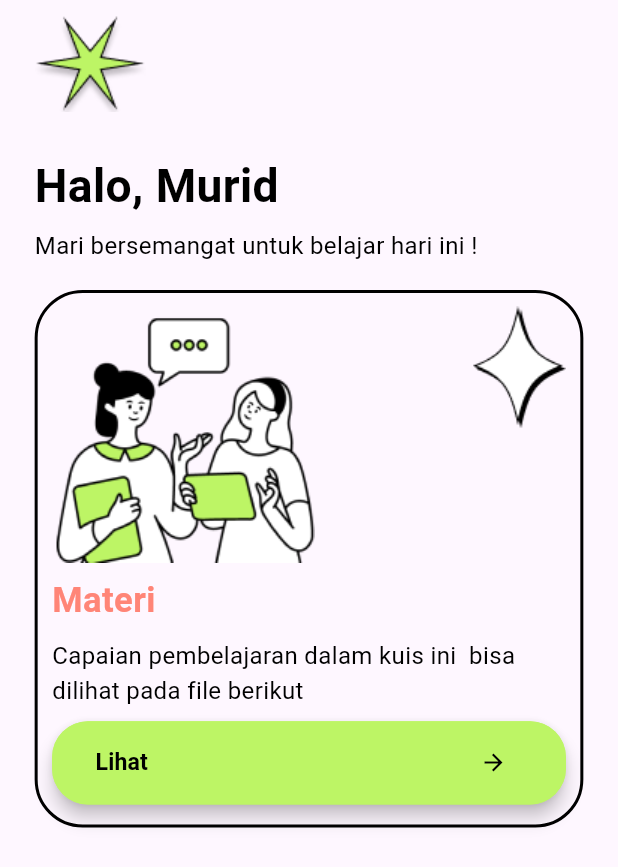
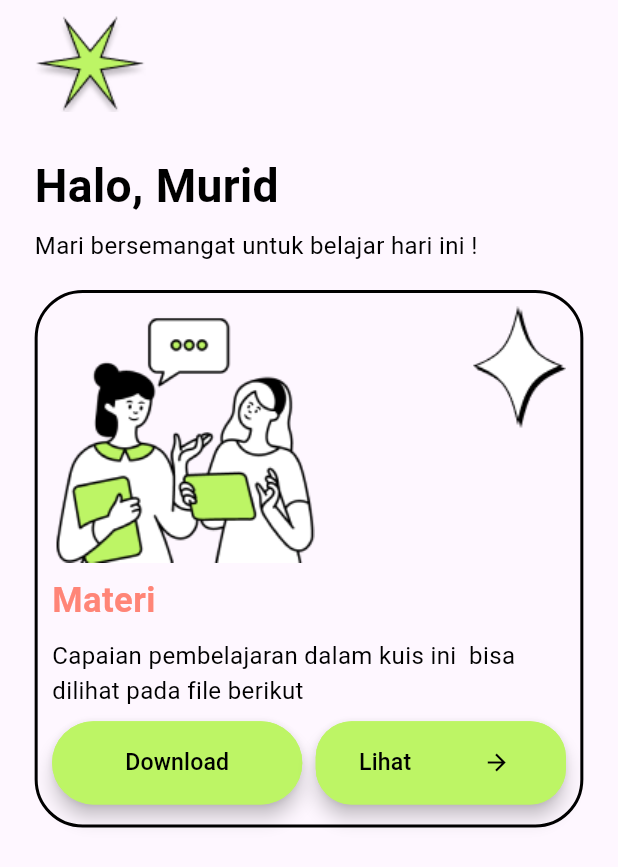
Before and after one commit to Ptrizy/Educode, a Flutter app: the LearningMateriScreen screen opened directly, on a phone screen of 412 x 824 dp. Shown: the top 867 px of the screen. Run offline on Flutter 3.47's test engine with Material 3 defaults, Android fonts, the phone set to English and light mode, and no system bars; our stand-ins replace dio, file_picker, flutter_dotenv, flutter_screenutil, get, logger and 3 more; missing offline and left inert: fl_downloader, flutter_cached_pdfview, pdfx; accounts and stored records are empty; Roboto replaces fonts that are missing (Ubuntu).

Commit message:
menambahkan button download materi

```diff
--- a/lib/ui/learning_materi/widgets/learning_select.dart
+++ b/lib/ui/learning_materi/widgets/learning_select.dart
@@ -65,6 +65,18 @@ class LearningMateriSelect extends StatelessWidget {
                   SizedBox(
                     height: 10.h,
                   ),
+                  Row(
+                    mainAxisAlignment: MainAxisAlignment.spaceBetween,
+                    children: [
+                      CustomButton(
+                        widget: Text("Download",
+                            style: AppFontStyle.mediumLargeText),
+                        onPressed: () {},
+                        height: 70.h,
+                        width: 180.w,
+                        backgroundColor: Color(0XFFBDF565),
+                        borderRadius: 35,
+                      ),
                       CustomButton(
                         widget: Row(
                           mainAxisAlignment: MainAxisAlignment.start,
@@ -74,10 +86,10 @@ class LearningMateriSelect extends StatelessWidget {
                                     EdgeInsets.only(left: 15.w, right: 15.w)),
                             Text(
                               "Lihat",
-                            style: AppFontStyle.largeTextBold,
+                              style: AppFontStyle.mediumLargeText,
                             ),
                             SizedBox(
-                            width: 230.w,
+                              width: 50.w,
                             ),
                             const Icon(
                               Icons.arrow_forward,
@@ -90,9 +102,12 @@ class LearningMateriSelect extends StatelessWidget {
                               TransitionFade(child: LearningMateriContent()));
                         },
                         height: 70.h,
-                      width: double.maxFinite,
+                        width: 180.w,
                         backgroundColor: const Color(0XFFBDF565),
-                      borderRadius: 24)
+                        borderRadius: 24,
+                      ),
+                    ],
+                  ),
                 ],
               ),
               Positioned(
```
Lines whose indentation alone changed are shown as unchanged.
